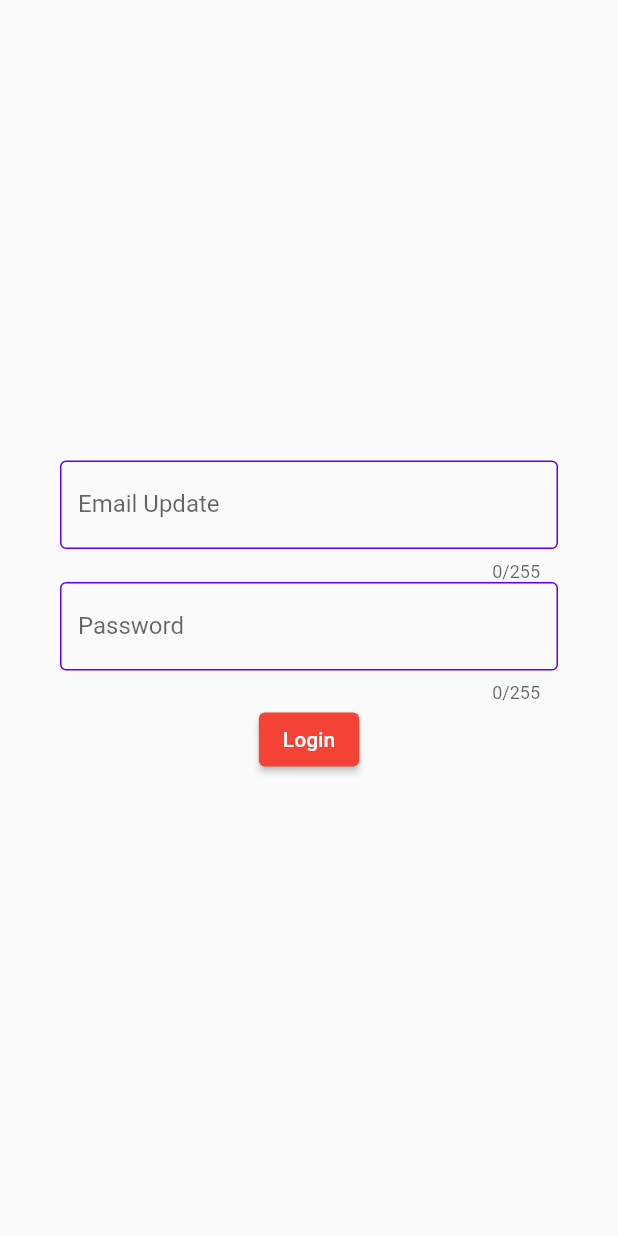
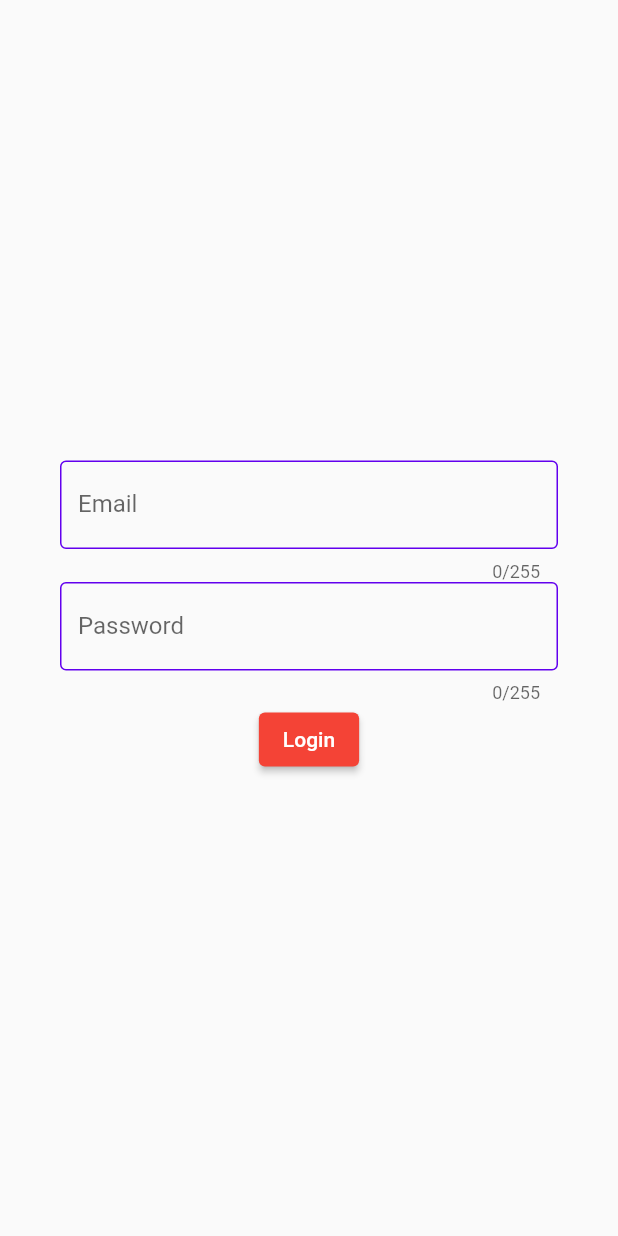
Before and after one commit to JamesTiberiusKirk/fitness_logger_app, a Flutter app: the screen it shows after launch, on a phone screen of 412 x 824 dp. Run offline on Flutter 3.47's test engine with Material 2 defaults, Android fonts, the light colour scheme and no system bars; our stand-ins replace chopper, flutter_secure_storage; generated files the repository leaves out were written again.

```diff
--- a/lib/pages/fl_login_page.dart
+++ b/lib/pages/fl_login_page.dart
@@ -81,7 +81,7 @@ class FlLoginFormState extends State<FlLoginForm> {
   Widget _buildEmailField(BuildContext context) {
     return flFormField(
       context,
-      label: 'Email Update',
+      label: 'Email',
       validateClb: emailValidator,
       saveClb: _saveEmail,
     );
```
Also changed, not shown: 5 other files.
